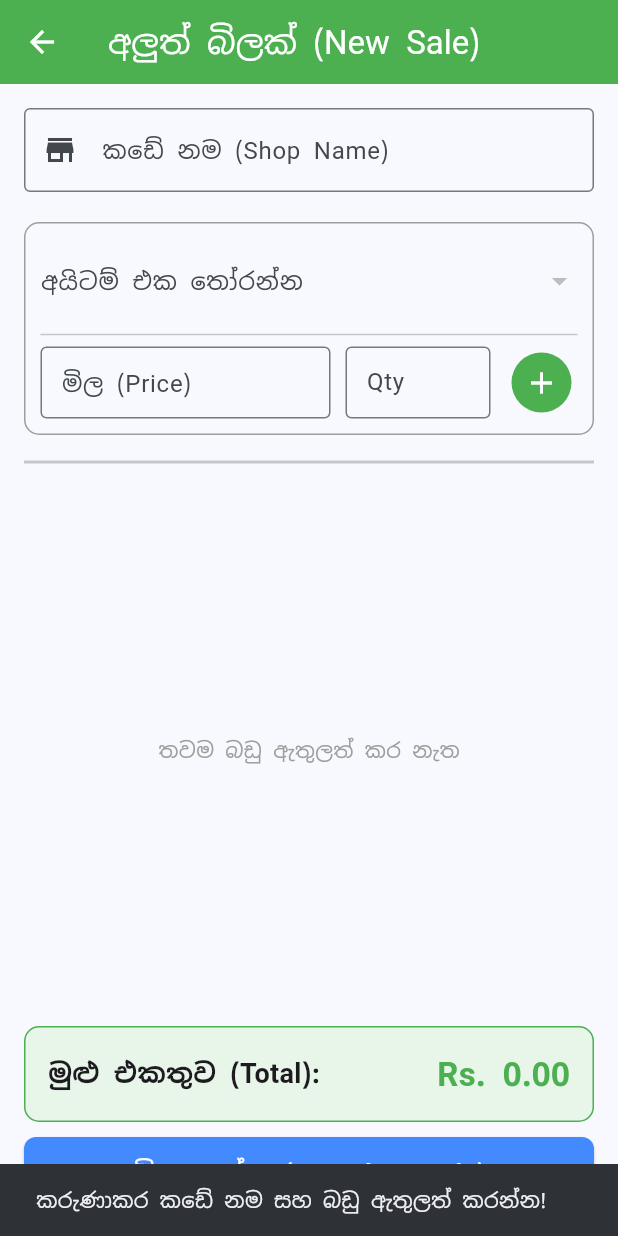
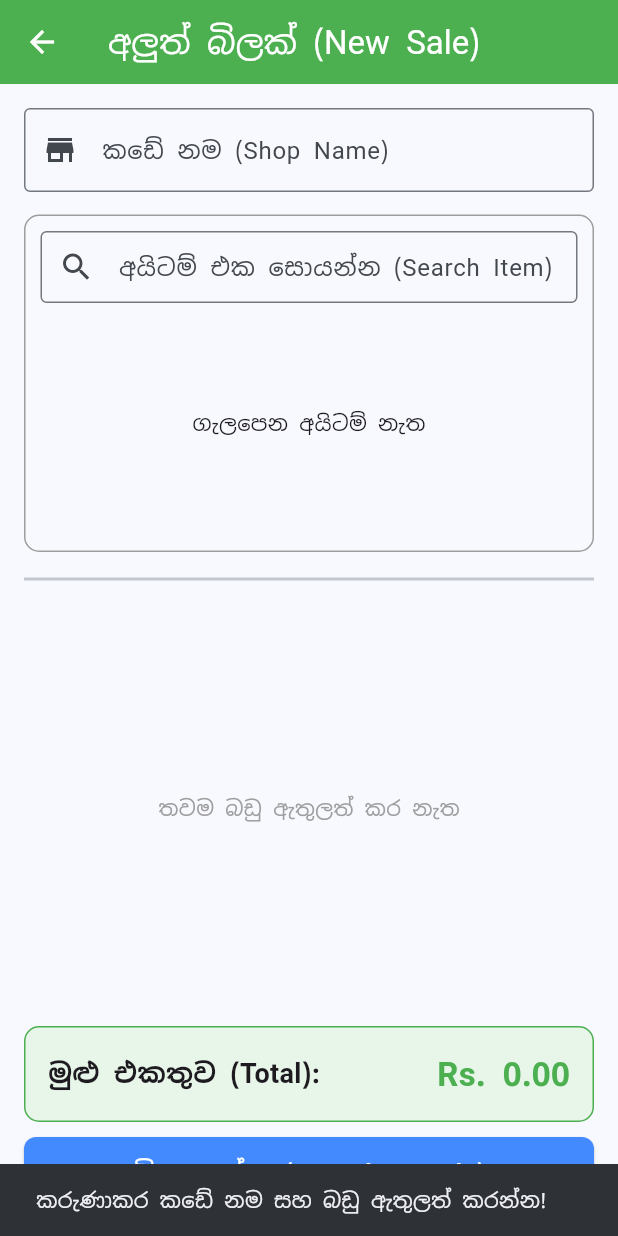
Before and after one commit to Zaincasper69/sales_buddy, a Flutter app: the BillingScreen screen opened directly, after a tap on "බිල දාන්න (Complete Sale)", on a phone screen of 412 x 824 dp. Run offline on Flutter 3.47's test engine with Material 3 defaults, Android fonts, the light colour scheme and no system bars; our stand-ins replace google_fonts, sqflite; accounts and stored records are empty.

Commit message:
Add Live Search to Billing Screen

```diff
--- a/lib/screens/billing_screen.dart
+++ b/lib/screens/billing_screen.dart
@@ -12,11 +12,12 @@ class _BillingScreenState extends State<BillingScreen> {
   final TextEditingController _shopNameController = TextEditingController();
   final TextEditingController _qtyController = TextEditingController();
   final TextEditingController _priceController = TextEditingController();
+  final TextEditingController _searchController = TextEditingController();
 
   List<Map<String, dynamic>> _allProducts = [];
+  List<Map<String, dynamic>> _foundProducts = [];
   List<Map<String, dynamic>> _cartItems = [];
 
-  int? _selectedProductId;
   Map<String, dynamic>? _selectedProductObj;
 
   @override
@@ -29,20 +30,47 @@ class _BillingScreenState extends State<BillingScreen> {
     final data = await DatabaseHelper.instance.getAllProducts();
     setState(() {
       _allProducts = data;
+      _foundProducts = data;
     });
   }
 
-  void _onProductSelect(int? id) {
-    if (id == null) return;
+  void _runFilter(String enteredKeyword) {
+    List<Map<String, dynamic>> results = [];
+    if (enteredKeyword.isEmpty) {
+      results = _allProducts;
+    } else {
+      results = _allProducts
+          .where((product) =>
+              product["name"]
+                  .toString()
+                  .toLowerCase()
+                  .contains(enteredKeyword.toLowerCase()) ||
+              product["code"]
+                  .toString()
+                  .toLowerCase()
+                  .contains(enteredKeyword.toLowerCase()))
+          .toList();
+    }
+    setState(() {
+      _foundProducts = results;
+    });
+  }
 
-    final product = _allProducts.firstWhere((element) => element['id'] == id);
-
+  void _onProductSelect(Map<String, dynamic> product) {
     setState(() {
-      _selectedProductId = id;
       _selectedProductObj = product;
-
       _priceController.text = product['selling_price'].toString();
       _qtyController.text = "1";
+    });
+  }
+
+  void _resetSelection() {
+    setState(() {
+      _selectedProductObj = null;
+      _qtyController.clear();
+      _priceController.clear();
+      _searchController.clear();
+      _foundProducts = _allProducts;
     });
   }
 
@@ -58,8 +86,8 @@ class _BillingScreenState extends State<BillingScreen> {
 
     int currentStock = _selectedProductObj!['stock'];
     if (qty > currentStock) {
-      ScaffoldMessenger.of(context).showSnackBar(
-          const SnackBar(content: Text("ස්ටොක් එක මදි!"), backgroundColor: Colors.red));
+      ScaffoldMessenger.of(context).showSnackBar(const SnackBar(
+          content: Text("ස්ටොක් එක මදි!"), backgroundColor: Colors.red));
       return;
     }
 
@@ -73,10 +101,7 @@ class _BillingScreenState extends State<BillingScreen> {
         'sub_total': subTotal,
       });
 
-      _selectedProductId = null;
-      _selectedProductObj = null;
-      _qtyController.clear();
-      _priceController.clear();
+      _resetSelection();
     });
   }
 
@@ -97,22 +122,20 @@ class _BillingScreenState extends State<BillingScreen> {
     }
 
     double totalAmount = _calculateTotal();
+    double totalProfit = 0;
 
-    double totalProfit = 0;
     for (var item in _cartItems) {
       double itemProfit =
           (item['selling_price'] - item['buying_price']) * item['qty'];
       totalProfit += itemProfit;
     }
 
-    double netProfit = totalProfit;
-
     Map<String, dynamic> saleRow = {
       'shop_name': _shopNameController.text,
       'date': DateTime.now().toIso8601String(),
       'total_amount': totalAmount,
       'discount': 0.0,
-      'net_profit': netProfit,
+      'net_profit': totalProfit,
     };
 
     List<Map<String, dynamic>> saleItems = _cartItems.map((item) {
@@ -125,7 +148,6 @@ class _BillingScreenState extends State<BillingScreen> {
     }).toList();
 
     await DatabaseHelper.instance.addSale(saleRow, saleItems);
-
     await _loadProducts();
 
     if (mounted) {
@@ -158,7 +180,7 @@ class _BillingScreenState extends State<BillingScreen> {
                 prefixIcon: Icon(Icons.store),
               ),
             ),
-            const SizedBox(height: 20),
+            const SizedBox(height: 15),
             Container(
               padding: const EdgeInsets.all(10),
               decoration: BoxDecoration(
@@ -167,25 +189,61 @@ class _BillingScreenState extends State<BillingScreen> {
               ),
               child: Column(
                 children: [
-                  DropdownButtonFormField<int>(
+                  if (_selectedProductObj == null) ...[
+                    TextField(
+                      controller: _searchController,
+                      onChanged: _runFilter,
                       decoration: const InputDecoration(
-                      labelText: "අයිටම් එක තෝරන්න",
-                      border: InputBorder.none,
+                        labelText: 'අයිටම් එක සොයන්න (Search Item)',
+                        prefixIcon: Icon(Icons.search),
+                        border: OutlineInputBorder(),
+                        contentPadding: EdgeInsets.symmetric(horizontal: 10),
                       ),
-                    isExpanded: true,
-                    value: _selectedProductId,
-                    items: _allProducts.map((product) {
-                      return DropdownMenuItem<int>(
-                        value: product['id'] as int,
-                        child: Text(
-                          product['name'],
-                          overflow: TextOverflow.ellipsis,
+                    ),
+                    const SizedBox(height: 5),
+                    SizedBox(
+                      height: 150,
+                      child: _foundProducts.isNotEmpty
+                          ? ListView.builder(
+                              itemCount: _foundProducts.length,
+                              itemBuilder: (context, index) {
+                                final product = _foundProducts[index];
+                                return Card(
+                                  margin:
+                                      const EdgeInsets.symmetric(vertical: 4),
+                                  child: ListTile(
+                                    dense: true,
+                                    title: Text(product['name'],
+                                        style: const TextStyle(
+                                            fontWeight: FontWeight.bold)),
+                                    subtitle: Text(
+                                        "Code: ${product['code']} | Stock: ${product['stock']}"),
+                                    trailing: Text(
+                                        "Rs.${product['selling_price']}"),
+                                    onTap: () => _onProductSelect(product),
                                   ),
                                 );
-                    }).toList(),
-                    onChanged: _onProductSelect,
+                              },
+                            )
+                          : const Center(child: Text("ගැලපෙන අයිටම් නැත")),
                     ),
-                  if (_selectedProductObj != null)
+                  ] else ...[
+                    Row(
+                      mainAxisAlignment: MainAxisAlignment.spaceBetween,
+                      children: [
+                        Expanded(
+                          child: Text(
+                            _selectedProductObj!['name'],
+                            style: const TextStyle(
+                                fontSize: 18, fontWeight: FontWeight.bold),
+                          ),
+                        ),
+                        IconButton(
+                          onPressed: _resetSelection,
+                          icon: const Icon(Icons.close, color: Colors.red),
+                        )
+                      ],
+                    ),
                     Padding(
                       padding: const EdgeInsets.symmetric(vertical: 8.0),
                       child: Container(
@@ -203,8 +261,7 @@ class _BillingScreenState extends State<BillingScreen> {
                               "ගත්ත මිල: Rs. ${_selectedProductObj!['buying_price']}",
                               style: TextStyle(
                                   color: Colors.brown[700],
-                                fontWeight: FontWeight.bold,
-                              ),
+                                  fontWeight: FontWeight.bold),
                             ),
                             Text(
                               "ඇත (Stock): ${_selectedProductObj!['stock']}",
@@ -227,7 +284,8 @@ class _BillingScreenState extends State<BillingScreen> {
                           flex: 2,
                           child: TextField(
                             controller: _priceController,
-                          keyboardType: const TextInputType.numberWithOptions(decimal: true),
+                            keyboardType: const TextInputType.numberWithOptions(
+                                decimal: true),
                             decoration: const InputDecoration(
                               labelText: "මිල (Price)",
                               prefixText: "Rs.",
@@ -261,6 +319,7 @@ class _BillingScreenState extends State<BillingScreen> {
                       ],
                     ),
                   ],
+                ],
               ),
             ),
             const SizedBox(height: 10),
@@ -287,11 +346,6 @@ class _BillingScreenState extends State<BillingScreen> {
                               children: [
                                 Text(
                                     "${item['qty']} x Rs.${item['selling_price']}"),
-                                Text(
-                                  "Cost: Rs.${item['buying_price']}",
-                                  style: TextStyle(
-                                      fontSize: 10, color: Colors.grey[600]),
-                                )
                               ],
                             ),
                             trailing: Row(
```
Lines whose indentation alone changed are shown as unchanged.
